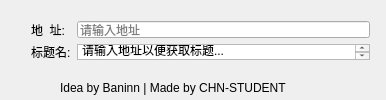
The window that mainwindow.ui (CHN-STUDENT/BzhanTitleGet) describes before a commit, drawn with Qt 5.
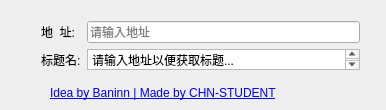
The same window after the commit.

Commit message: 使用移动站获取更加全面数据，感谢@baninn

Diff of the .ui file:
```diff
--- a/mainwindow.ui
+++ b/mainwindow.ui
@@ -7,19 +7,19 @@
     <x>0</x>
     <y>0</y>
     <width>386</width>
-    <height>100</height>
+    <height>110</height>
    </rect>
   </property>
   <property name="minimumSize">
    <size>
     <width>386</width>
-    <height>0</height>
+    <height>110</height>
    </size>
   </property>
   <property name="maximumSize">
    <size>
     <width>386</width>
-    <height>16777215</height>
+    <height>110</height>
    </size>
   </property>
   <property name="windowTitle">
@@ -29,10 +29,10 @@
    <widget class="QWidget" name="gridLayoutWidget">
     <property name="geometry">
      <rect>
-      <x>20</x>
+      <x>30</x>
       <y>10</y>
-      <width>361</width>
-      <height>61</height>
+      <width>341</width>
+      <height>71</height>
      </rect>
     </property>
     <layout class="QGridLayout" name="gridLayout">
@@ -73,14 +73,17 @@
    <widget class="QLabel" name="label">
     <property name="geometry">
      <rect>
-      <x>60</x>
-      <y>80</y>
+      <x>50</x>
+      <y>85</y>
       <width>291</width>
       <height>16</height>
      </rect>
     </property>
     <property name="text">
-     <string>Idea by Baninn | Made by CHN-STUDENT</string>
+     <string>&lt;html&gt;&lt;head/&gt;&lt;body&gt;&lt;p&gt;&lt;a href=&quot;https://github.com/CHN-STUDENT/BzhanTitleGet&quot;&gt;&lt;span style=&quot; text-decoration: underline; color:#0000ff;&quot;&gt;Idea by Baninn | Made by CHN-STUDENT&lt;/span&gt;&lt;/a&gt;&lt;/p&gt;&lt;/body&gt;&lt;/html&gt;</string>
+    </property>
+    <property name="openExternalLinks">
+     <bool>true</bool>
     </property>
    </widget>
   </widget>
```
The commit also changes 1 other file.
